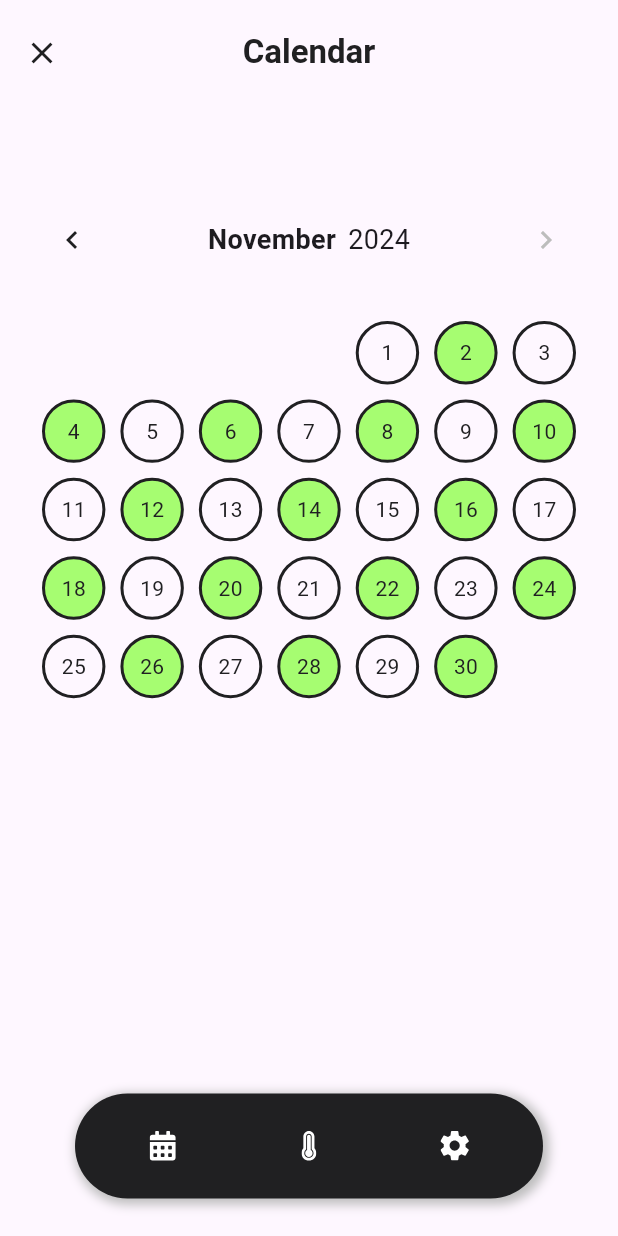
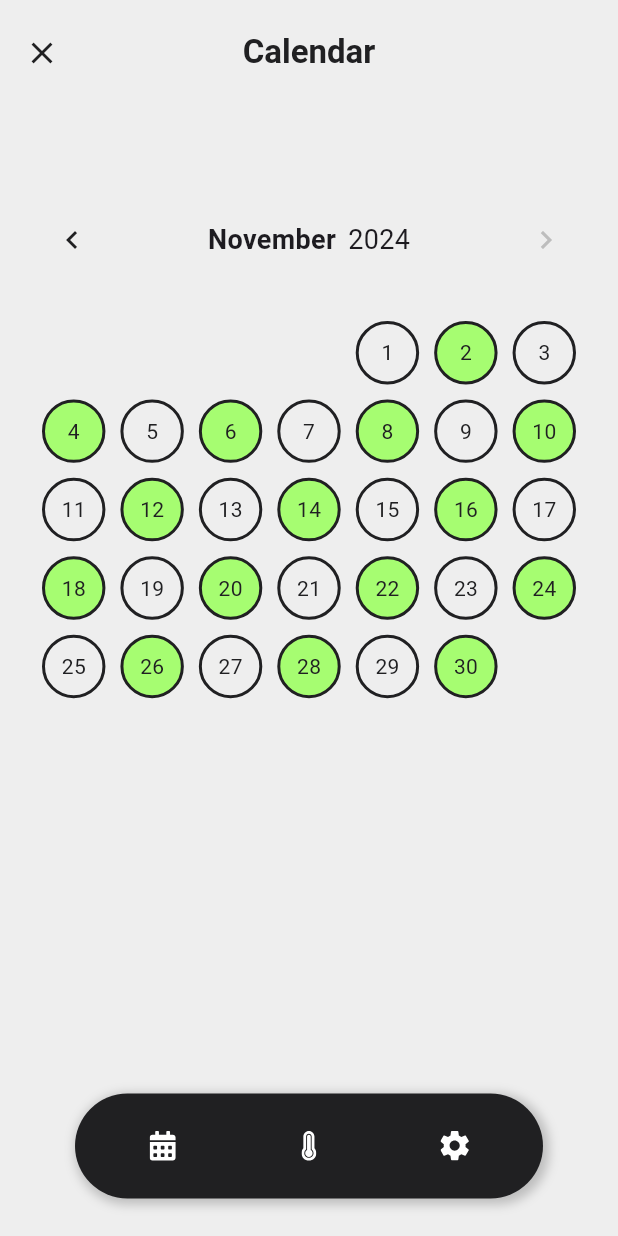
Before and after one commit to Franek1703/GrowHub, a Flutter app: the CalendarPage screen opened by its route, on a phone screen of 412 x 824 dp. Run offline on Flutter 3.47's test engine with Material 3 defaults, Android fonts, the phone set to English and light mode, and no system bars; our stand-ins replace bloc, equatable, fl_chart, flutter_bloc, flutter_hooks, flutter_svg and 3 more; missing offline and left inert: flutter_portal.

Commit message:
Change top app bar color

```diff
--- a/app/growhub/lib/features/top_app_bar/top_app_bar.dart
+++ b/app/growhub/lib/features/top_app_bar/top_app_bar.dart
@@ -19,6 +19,7 @@ class GHTopAppBar extends StatelessWidget implements PreferredSizeWidget{
   Widget build(BuildContext context) {
     return AppBar(
       toolbarHeight: GHSizes.topBarHeight,
+      backgroundColor: GHColors.background,
       centerTitle: true,
       title: Text(
         title,
--- a/app/growhub/lib/views/calendar/calendar_page.dart
+++ b/app/growhub/lib/views/calendar/calendar_page.dart
@@ -2,6 +2,7 @@ import 'package:flutter/material.dart';
 import 'package:flutter_portal/flutter_portal.dart';
 import 'package:flutter_bloc/flutter_bloc.dart';
 import 'package:go_router/go_router.dart';
+import 'package:growhub/config/constants/colors.dart';
 import 'package:growhub/config/routing.dart';
 import '../../features/calendar/cubit/calendar_cubit.dart';
 import 'package:growhub/features/calendar/widgets/calendar_grid.dart';
@@ -20,8 +21,9 @@ class CalendarPage extends StatelessWidget {
           // Close only bubble when clicking outside
           context.read<CalendarCubit>().closeBubble();
         },
-        child: const Scaffold(
-          body: SafeArea(
+        child: Scaffold(
+          backgroundColor: GHColors.background,
+          body: const SafeArea(
             child: Padding(
               padding: EdgeInsets.only(
                 left: 24.0,
```
